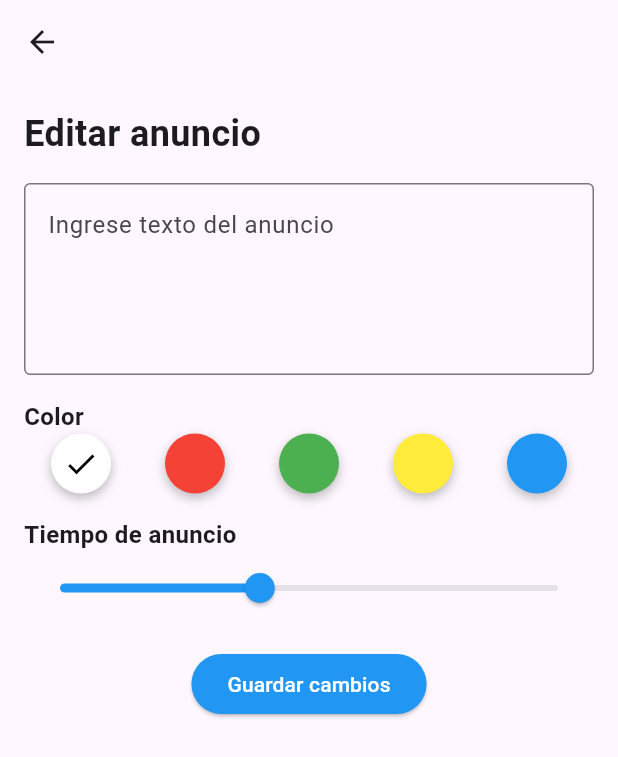
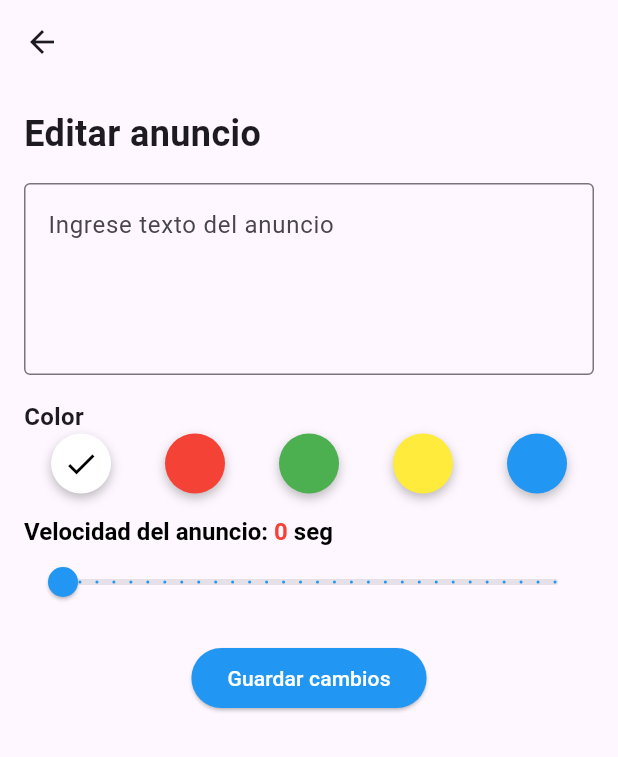
Before and after one commit to christianLizama/app_tableroled, a Flutter app: the EditarAnuncioScreen screen opened directly with empty values, on a phone screen of 412 x 824 dp. Shown: the top 757 px of the screen. Run offline on Flutter 3.47's test engine with Material 3 defaults, Android fonts, the phone set to English and light mode, and no system bars; our stand-ins replace carousel_slider, connectivity_plus, flutter_dotenv, hive; missing offline and left inert: wifi_iot; accounts and stored records are empty; network calls fail.

Commit message:
Correcciones al editar etc

```diff
--- a/lib/pages/editar_anuncio_page.dart
+++ b/lib/pages/editar_anuncio_page.dart
@@ -6,14 +6,17 @@
 class EditarAnuncioScreen extends StatefulWidget {
   final String texto;
   final String color;
-  final String id; // Asume que cada anuncio tiene un ID único para identificarlo
+  final int velocidad;
+  final String
+      id; // Asume que cada anuncio tiene un ID único para identificarlo
 
   const EditarAnuncioScreen({
     required this.texto,
     required this.color,
     required this.id,
-    Key? key,
-  }) : super(key: key);
+    required this.velocidad,
+    super.key,
+  });
 
   @override
   createState() => _EditarAnuncioScreenState();
@@ -22,13 +25,14 @@
 class _EditarAnuncioScreenState extends State<EditarAnuncioScreen> {
   late TextEditingController _anuncioController;
   Color _selectedColor = Colors.white;
-  double _tiempoAnuncio = 24.0;
+  double _velocidad = 1;
 
   @override
   void initState() {
     super.initState();
     _anuncioController = TextEditingController(text: widget.texto);
     _selectedColor = getColorFromName(widget.color);
+    _velocidad = widget.velocidad.toDouble();
   }
 
   Future<void> actualizarAnuncio() async {
@@ -40,9 +44,6 @@
         'color': getColorName(_selectedColor),
       }),
     );
-
-    print('Status code: ${response.statusCode}');
-    print('Response: $response');
 
     if (response.statusCode == 200) {
       print('Anuncio actualizado con éxito');
@@ -132,20 +133,39 @@
               ],
             ),
             const SizedBox(height: 16),
-            const Text(
-              'Tiempo de anuncio',
-              style: TextStyle(fontSize: 16, fontWeight: FontWeight.bold),
+            RichText(
+              text: TextSpan(
+                style: const TextStyle(
+                  fontSize: 16,
+                  fontWeight: FontWeight.bold,
+                  color: Colors.black, // Color por defecto del texto
+                ),
+                children: <TextSpan>[
+                  const TextSpan(
+                    text: 'Velocidad del anuncio: ',
+                  ),
+                  TextSpan(
+                    text: '${_velocidad.round()}',
+                    style: const TextStyle(
+                      color: Colors.red, // Cambia aquí al color que desees para el número
+                    ),
+                  ),
+                  const TextSpan(
+                    text: ' seg',
+                  ),
+                ],
+              ),
             ),
             Slider(
               activeColor: Colors.blue,
-              value: _tiempoAnuncio,
-              min: 0,
-              max: 60,
-              divisions: 60,
-              label: '${_tiempoAnuncio.round()} seg',
+              value: _velocidad,
+              min: 1,
+              max: 30,
+              divisions:
+                  29, // Ajusta las divisiones para que coincidan con min y max
               onChanged: (value) {
                 setState(() {
-                  _tiempoAnuncio = value;
+                  _velocidad = value;
                 });
               },
             ),
@@ -153,8 +173,6 @@
             Center(
               child: ElevatedButton(
                 onPressed: () {
-                  print('Texto: ${_anuncioController.text}');
-                  print('Color: ${getColorName(_selectedColor)}');
                   actualizarAnuncio();
                 },
                 style: ElevatedButton.styleFrom(
--- a/lib/pages/wifiConnectPage.dart
+++ b/lib/pages/wifiConnectPage.dart
@@ -5,7 +5,7 @@
   const WifiConnectPage({super.key});
 
   @override
-  _WifiConnectPageState createState() => _WifiConnectPageState();
+  createState() => _WifiConnectPageState();
 }
 
 class _WifiConnectPageState extends State<WifiConnectPage> {
```
Also changed, not shown: lib/pages/misAnuncios_page.dart (+61 -17 lines), lib/pages/nuevo_anuncio_page.dart (+32 -23 lines), lib/pages/wifiArduinoPage.dart (+20 -9 lines).
